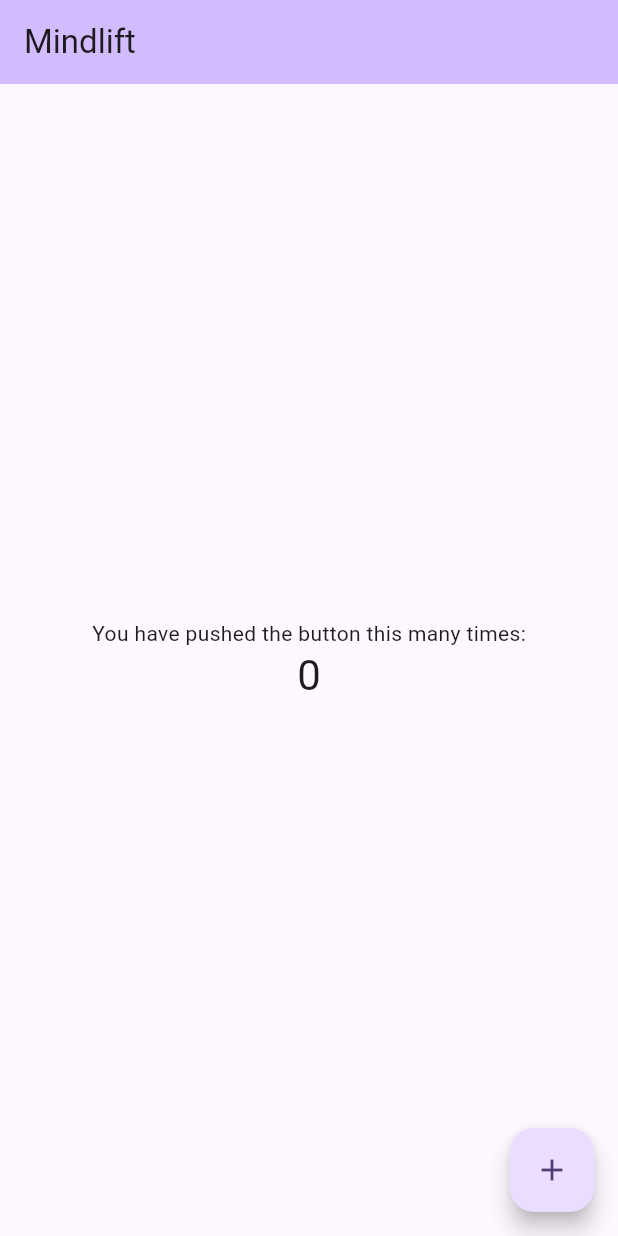
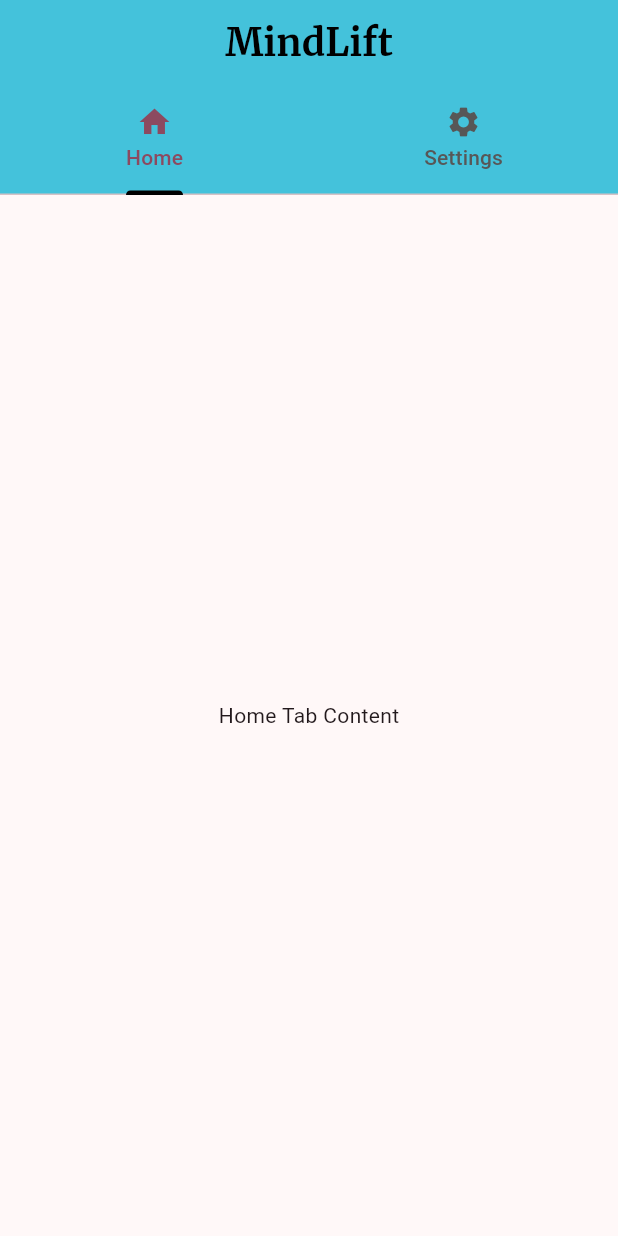
Before and after one commit to akash17patel/CTRL-ALT-ELITE-CSCE-4901, a Flutter app: the screen it shows after launch, on a phone screen of 412 x 824 dp. Run offline on Flutter 3.47's test engine with Material 2 defaults, Android fonts, the phone set to English and light mode, and no system bars.

Commit message:
Update main.dart

```diff
--- a/lib/main.dart
+++ b/lib/main.dart
@@ -7,119 +7,136 @@
 class MyApp extends StatelessWidget {
   const MyApp({super.key});
 
-  // This widget is the root of your application.
+  //Root of application
   @override
   Widget build(BuildContext context) {
     return MaterialApp(
-      title: 'Flutter Demo',
+      title: 'MindLift Demo',
       theme: ThemeData(
-        // This is the theme of your application.
-        //
-        // TRY THIS: Try running your application with "flutter run". You'll see
-        // the application has a blue toolbar. Then, without quitting the app,
-        // try changing the seedColor in the colorScheme below to Colors.green
-        // and then invoke "hot reload" (save your changes or press the "hot
-        // reload" button in a Flutter-supported IDE, or press "r" if you used
-        // the command line to start the app).
-        //
-        // Notice that the counter didn't reset back to zero; the application
-        // state is not lost during the reload. To reset the state, use hot
-        // restart instead.
-        //
-        // This works for code too, not just values: Most code changes can be
-        // tested with just a hot reload.
-        colorScheme: ColorScheme.fromSeed(seedColor: Colors.deepPurple),
+        colorScheme:
+            ColorScheme.fromSeed(seedColor: Color.fromARGB(255, 0, 0, 0)),
+        appBarTheme: AppBarTheme(
+          color: Color.fromARGB(210, 28, 182, 213),
+        ),
         useMaterial3: true,
       ),
-      home: const MyHomePage(title: 'Mindlift'),
+      home: const HomeScreen(title: 'MindLift Demo'),
     );
   }
 }
 
-class MyHomePage extends StatefulWidget {
-  const MyHomePage({super.key, required this.title});
+class HomeTab extends StatelessWidget {
+  @override
+  Widget build(BuildContext context) {
+    return Center(
+      child: Text(
+          'Home Tab Content'), // Replace this with your actual home tab content
+    );
+  }
+}
 
-  // This widget is the home page of your application. It is stateful, meaning
-  // that it has a State object (defined below) that contains fields that affect
-  // how it looks.
-
-  // This class is the configuration for the state. It holds the values (in this
-  // case the title) provided by the parent (in this case the App widget) and
-  // used by the build method of the State. Fields in a Widget subclass are
-  // always marked "final".
-
+class HomeScreen extends StatefulWidget {
   final String title;
 
+  const HomeScreen({super.key, required this.title});
+
   @override
-  State<MyHomePage> createState() => _MyHomePageState();
+  _HomeScreenState createState() => _HomeScreenState();
 }
 
-class _MyHomePageState extends State<MyHomePage> {
-  int _counter = 0;
+class _HomeScreenState extends State<HomeScreen> {
+  @override
+  Widget build(BuildContext context) {
+    return DefaultTabController(
+      length: 2, //Number of tabs
+      child: Scaffold(
+        appBar: AppBar(
+          title: Center(
+            child: Text('MindLift',
+                style: TextStyle(
+                  fontFamily: 'Merriweather-Bold',
+                  fontSize: 25.0,
+                  color: const Color.fromARGB(255, 0, 0, 0),
+                  fontWeight: FontWeight.bold,
+                )),
+          ),
+          bottom: TabBar(
+            tabs: [
+              Tab(icon: Icon(Icons.home), text: 'Home'),
+              Tab(icon: Icon(Icons.settings), text: 'Settings'),
+            ],
+            indicatorColor: Color.fromARGB(255, 0, 0, 0),
+            unselectedLabelColor: Color.fromARGB(255, 87, 87, 87),
+          ),
+        ),
+        body: TabBarView(
+          children: [
+            HomeTab(), //Home Tab content (if any)
+            SettingsTab(), //Settings tab content
+          ],
+        ),
+      ),
+    );
+  }
+}
 
-  void _incrementCounter() {
+class SettingsTab extends StatefulWidget {
+  @override
+  _SettingsTabState createState() => _SettingsTabState();
+}
+
+class _SettingsTabState extends State<SettingsTab> {
+  String _email = '';
+  String _message = ''; //Variable to store the message
+
+  void _resetPassword() {
+    if (_email.contains('@')) {
       setState(() {
-      // This call to setState tells the Flutter framework that something has
-      // changed in this State, which causes it to rerun the build method below
-      // so that the display can reflect the updated values. If we changed
-      // _counter without calling setState(), then the build method would not be
-      // called again, and so nothing would appear to happen.
-      _counter++;
+        _message = 'Sent'; //Email is valid, set the message to 'Sent'
       });
+    } else {
+      setState(() {
+        _message =
+            'Email Invalid'; //Email invalid, set message to 'Email Invalid'
+      });
+    }
   }
 
   @override
   Widget build(BuildContext context) {
-    // This method is rerun every time setState is called, for instance as done
-    // by the _incrementCounter method above.
-    //
-    // The Flutter framework has been optimized to make rerunning build methods
-    // fast, so that you can just rebuild anything that needs updating rather
-    // than having to individually change instances of widgets.
-    return Scaffold(
-      appBar: AppBar(
-        // TRY THIS: Try changing the color here to a specific color (to
-        // Colors.amber, perhaps?) and trigger a hot reload to see the AppBar
-        // change color while the other colors stay the same.
-        backgroundColor: Theme.of(context).colorScheme.inversePrimary,
-        // Here we take the value from the MyHomePage object that was created by
-        // the App.build method, and use it to set our appbar title.
-        title: Text(widget.title),
-      ),
-      body: Center(
-        // Center is a layout widget. It takes a single child and positions it
-        // in the middle of the parent.
+    return Padding(
+      padding: const EdgeInsets.all(16.0),
       child: Column(
-          // Column is also a layout widget. It takes a list of children and
-          // arranges them vertically. By default, it sizes itself to fit its
-          // children horizontally, and tries to be as tall as its parent.
-          //
-          // Column has various properties to control how it sizes itself and
-          // how it positions its children. Here we use mainAxisAlignment to
-          // center the children vertically; the main axis here is the vertical
-          // axis because Columns are vertical (the cross axis would be
-          // horizontal).
-          //
-          // TRY THIS: Invoke "debug painting" (choose the "Toggle Debug Paint"
-          // action in the IDE, or press "p" in the console), to see the
-          // wireframe for each widget.
         mainAxisAlignment: MainAxisAlignment.center,
         children: <Widget>[
-            const Text(
-              'You have pushed the button this many times:',
+          TextField(
+            onChanged: (value) {
+              setState(() {
+                _email = value;
+              });
+            },
+            decoration: InputDecoration(
+              labelText: 'Email',
+              hintText: 'Enter your email',
             ),
+          ),
+          SizedBox(height: 20),
+          ElevatedButton(
+            onPressed: () {
+              _resetPassword();
+            },
+            child: Text('Reset Password'),
+          ),
+          SizedBox(height: 20),
           Text(
-              '$_counter',
-              style: Theme.of(context).textTheme.headlineMedium,
+            _message, // Display message based on email validation
+            style: TextStyle(
+              fontSize: 18,
+              color: Colors.red,
+            ),
           ),
         ],
       ),
-      ),
-      floatingActionButton: FloatingActionButton(
-        onPressed: _incrementCounter,
-        tooltip: 'Increment',
-        child: const Icon(Icons.add),
-      ), // This trailing comma makes auto-formatting nicer for build methods.
     );
   }
 }
```
Lines whose indentation alone changed are shown as unchanged.
